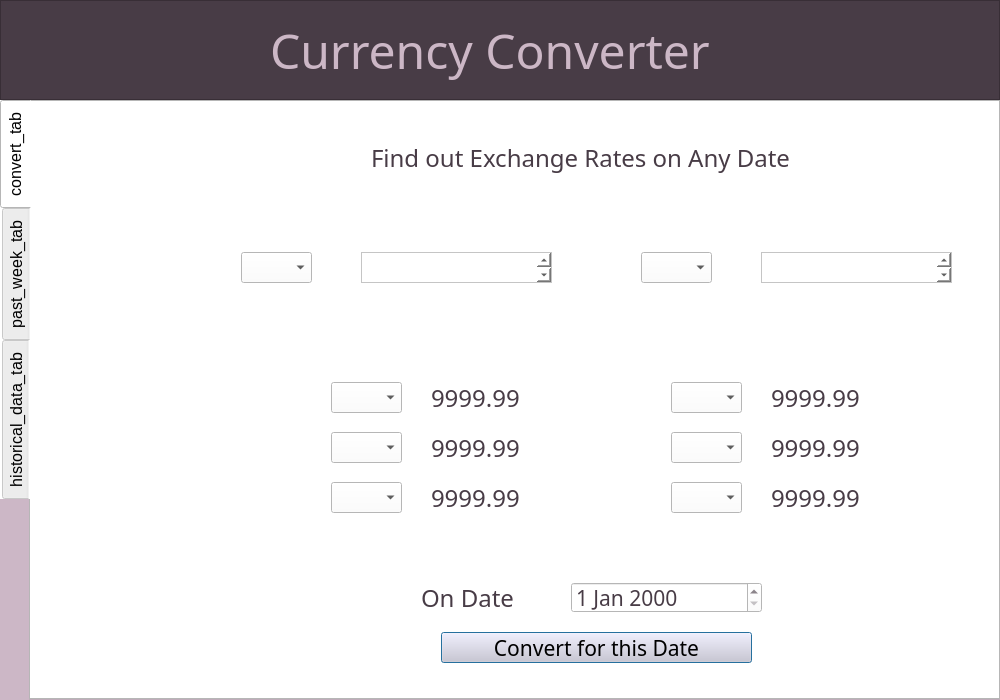
First picture: the form in MainWindow.ui, repository KrishnarajT/Currency-Converter, before the edit.
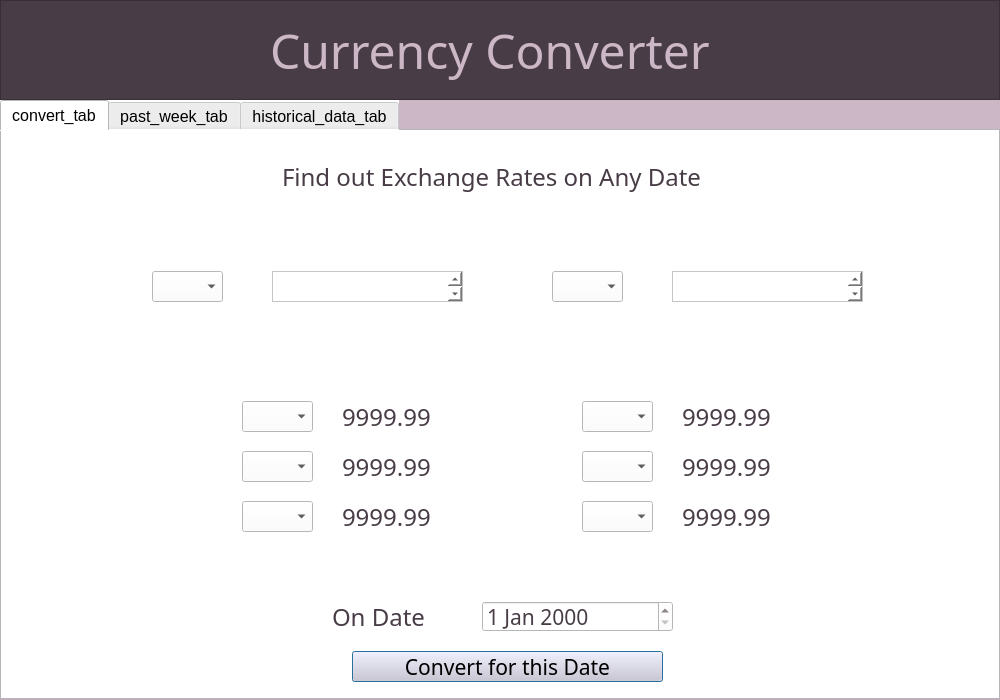
Second picture: the form after the edit. The open tabs and pages were chosen to show the change.

What changed in the file:
```diff
--- a/MainWindow.ui
+++ b/MainWindow.ui
@@ -44,7 +44,7 @@
     <string notr="true">background-color: white;</string>
    </property>
    <property name="tabPosition">
-    <enum>QTabWidget::West</enum>
+    <enum>QTabWidget::North</enum>
    </property>
    <property name="tabShape">
     <enum>QTabWidget::Rounded</enum>
@@ -59,8 +59,8 @@
     <widget class="QComboBox" name="curncy_7_combo_box">
      <property name="geometry">
       <rect>
-       <x>300</x>
-       <y>380</y>
+       <x>240</x>
+       <y>370</y>
        <width>71</width>
        <height>31</height>
       </rect>
@@ -69,8 +69,8 @@
     <widget class="QLabel" name="curncy_4_value_lbl">
      <property name="geometry">
       <rect>
-       <x>740</x>
-       <y>280</y>
+       <x>680</x>
+       <y>270</y>
        <width>111</width>
        <height>31</height>
       </rect>
@@ -91,8 +91,8 @@
     <widget class="QComboBox" name="curncy_4_combo_box">
      <property name="geometry">
       <rect>
-       <x>640</x>
-       <y>280</y>
+       <x>580</x>
+       <y>270</y>
        <width>71</width>
        <height>31</height>
       </rect>
@@ -101,8 +101,8 @@
     <widget class="QComboBox" name="curncy_2_combo_box">
      <property name="geometry">
       <rect>
-       <x>610</x>
-       <y>150</y>
+       <x>550</x>
+       <y>140</y>
        <width>71</width>
        <height>31</height>
       </rect>
@@ -111,8 +111,8 @@
     <widget class="QDateEdit" name="date_edit">
      <property name="geometry">
       <rect>
-       <x>540</x>
-       <y>480</y>
+       <x>480</x>
+       <y>470</y>
        <width>191</width>
        <height>31</height>
       </rect>
@@ -130,8 +130,8 @@
     <widget class="QLabel" name="curncy_6_value_lbl">
      <property name="geometry">
       <rect>
-       <x>740</x>
-       <y>330</y>
+       <x>680</x>
+       <y>320</y>
        <width>111</width>
        <height>31</height>
       </rect>
@@ -152,8 +152,8 @@
     <widget class="QLabel" name="curncy_5_value_lbl">
      <property name="geometry">
       <rect>
-       <x>400</x>
-       <y>330</y>
+       <x>340</x>
+       <y>320</y>
        <width>111</width>
        <height>31</height>
       </rect>
@@ -174,8 +174,8 @@
     <widget class="QLabel" name="curncy_8_value_lbl">
      <property name="geometry">
       <rect>
-       <x>740</x>
-       <y>380</y>
+       <x>680</x>
+       <y>370</y>
        <width>111</width>
        <height>31</height>
       </rect>
@@ -196,8 +196,8 @@
     <widget class="QComboBox" name="curncy_1_combo_box">
      <property name="geometry">
       <rect>
-       <x>210</x>
-       <y>150</y>
+       <x>150</x>
+       <y>140</y>
        <width>71</width>
        <height>31</height>
       </rect>
@@ -206,8 +206,8 @@
     <widget class="QComboBox" name="curncy_5_combo_box">
      <property name="geometry">
       <rect>
-       <x>300</x>
-       <y>330</y>
+       <x>240</x>
+       <y>320</y>
        <width>71</width>
        <height>31</height>
       </rect>
@@ -216,8 +216,8 @@
     <widget class="QLabel" name="curncy_7_value_lbl">
      <property name="geometry">
       <rect>
-       <x>400</x>
-       <y>380</y>
+       <x>340</x>
+       <y>370</y>
        <width>111</width>
        <height>31</height>
       </rect>
@@ -238,8 +238,8 @@
     <widget class="QComboBox" name="curncy_8_combo_box">
      <property name="geometry">
       <rect>
-       <x>640</x>
-       <y>380</y>
+       <x>580</x>
+       <y>370</y>
        <width>71</width>
        <height>31</height>
       </rect>
@@ -248,8 +248,8 @@
     <widget class="QLabel" name="date_label">
      <property name="geometry">
       <rect>
-       <x>390</x>
-       <y>480</y>
+       <x>330</x>
+       <y>470</y>
        <width>111</width>
        <height>31</height>
       </rect>
@@ -270,8 +270,8 @@
     <widget class="QLabel" name="curncy_3_value_lbl">
      <property name="geometry">
       <rect>
-       <x>400</x>
-       <y>280</y>
+       <x>340</x>
+       <y>270</y>
        <width>111</width>
        <height>31</height>
       </rect>
@@ -292,8 +292,8 @@
     <widget class="QTextEdit" name="curncy_1_text_edit">
      <property name="geometry">
       <rect>
-       <x>330</x>
-       <y>150</y>
+       <x>270</x>
+       <y>140</y>
        <width>191</width>
        <height>31</height>
       </rect>
@@ -308,8 +308,8 @@
     <widget class="QComboBox" name="curncy_3_combo_box">
      <property name="geometry">
       <rect>
-       <x>300</x>
-       <y>280</y>
+       <x>240</x>
+       <y>270</y>
        <width>71</width>
        <height>31</height>
       </rect>
@@ -318,8 +318,8 @@
     <widget class="QComboBox" name="curncy_6_combo_box">
      <property name="geometry">
       <rect>
-       <x>640</x>
-       <y>330</y>
+       <x>580</x>
+       <y>320</y>
        <width>71</width>
        <height>31</height>
       </rect>
@@ -328,8 +328,8 @@
     <widget class="QLabel" name="label_10">
      <property name="geometry">
       <rect>
-       <x>340</x>
-       <y>40</y>
+       <x>280</x>
+       <y>30</y>
        <width>501</width>
        <height>31</height>
       </rect>
@@ -350,8 +350,8 @@
     <widget class="QTextEdit" name="curncy_2_text_edit">
      <property name="geometry">
       <rect>
-       <x>730</x>
-       <y>150</y>
+       <x>670</x>
+       <y>140</y>
        <width>191</width>
        <height>31</height>
       </rect>
@@ -366,8 +366,8 @@
     <widget class="QPushButton" name="convert_btn">
      <property name="geometry">
       <rect>
-       <x>410</x>
-       <y>530</y>
+       <x>350</x>
+       <y>520</y>
        <width>311</width>
        <height>31</height>
       </rect>
```
Left out of the diff: 22 changed lines with no effect on the pictures.
